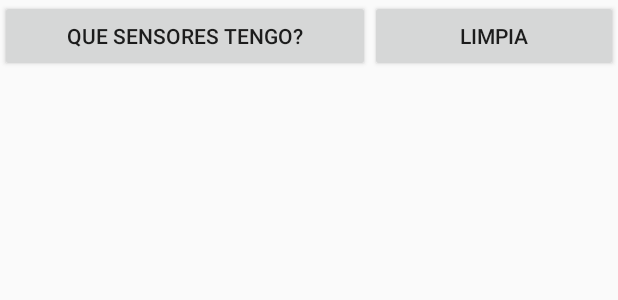
After one commit to CRIARD/CRIARD, an Android app: the layout main.xml on its own in the app's theme, with its tools: preview values and no code run, on a phone screen of 412 x 824 dp. The commit adds this screen. Shown: the top 300 px of the screen. Run offline under Robolectric (Android 15) with nearby library versions, the light colour scheme and no system bars.

Commit message:
Cargar Controlador de Sensonres

```diff
--- a/ANDROID/CRIArdApp2/app/src/main/java/app/criard/criardapp/CRIArdMainActivity.java
+++ b/ANDROID/CRIArdApp2/app/src/main/java/app/criard/criardapp/CRIArdMainActivity.java
@@ -40,7 +40,7 @@ public class CRIArdMainActivity extends AppCompatActivity {
                     return true;
                 case R.id.navigation_config:
 
-                    intent = new Intent(CRIArdMainActivity.this,menu_config.class);
+                    intent = new Intent(CRIArdMainActivity.this,MainActivity.class);
                     intent.putExtra("ruta",ruta);
                     startActivity(intent);
                     finish();
--- /dev/null
+++ b/ANDROID/CRIArdApp2/app/src/main/res/layout/main.xml
@@ -0,0 +1,102 @@
+<?xml version="1.0" encoding="utf-8"?>
+<LinearLayout xmlns:android="http://schemas.android.com/apk/res/android"
+    xmlns:ads="http://schemas.android.com/apk/lib/com.google.ads"
+    android:layout_width="fill_parent"
+    android:layout_height="fill_parent"
+    android:layout_weight="1"
+    android:keepScreenOn="true"
+    android:orientation="vertical" >
+
+    <LinearLayout
+        android:layout_width="fill_parent"
+        android:layout_height="wrap_content"
+        android:gravity="center"
+        android:orientation="horizontal" >
+
+        <Button
+            android:id="@+id/listado"
+            android:layout_width="0dp"
+            android:layout_height="wrap_content"
+            android:layout_weight="1.5"
+            android:padding="5dp"
+            android:text="Que sensores tengo?" />
+
+        <Button
+            android:id="@+id/limpia"
+            android:layout_width="0dp"
+            android:layout_height="fill_parent"
+            android:layout_weight="1"
+            android:padding="5dp"
+            android:text="Limpia" />
+    </LinearLayout>
+
+    <ScrollView
+        android:layout_width="fill_parent"
+        android:layout_height="0dp"
+        android:layout_weight="1"
+        android:orientation="vertical"
+        android:padding="10dp" >
+
+        <LinearLayout
+            android:layout_width="fill_parent"
+            android:layout_height="wrap_content"
+            android:orientation="vertical" >
+
+            <TextView
+                android:id="@+id/detecta"
+                android:layout_width="fill_parent"
+                android:layout_height="wrap_content" />
+
+            <TextView
+                android:id="@+id/acelerometro"
+                android:layout_width="fill_parent"
+                android:layout_height="wrap_content" />
+
+            <TextView
+                android:id="@+id/giroscopo"
+                android:layout_width="match_parent"
+                android:layout_height="wrap_content" />
+
+            <TextView
+                android:id="@+id/gravedad"
+                android:layout_width="fill_parent"
+                android:layout_height="wrap_content" />
+
+            <TextView
+                android:id="@+id/giro"
+                android:layout_width="fill_parent"
+                android:layout_height="wrap_content" />
+
+            <TextView
+                android:id="@+id/orientacion"
+                android:layout_width="fill_parent"
+                android:layout_height="wrap_content" />
+
+            <TextView
+                android:id="@+id/magnetic"
+                android:layout_width="fill_parent"
+                android:layout_height="wrap_content" />
+
+            <TextView
+                android:id="@+id/proximity"
+                android:layout_width="fill_parent"
+                android:layout_height="wrap_content" />
+
+            <TextView
+                android:id="@+id/luminosidad"
+                android:layout_width="fill_parent"
+                android:layout_height="wrap_content" />
+
+            <TextView
+                android:id="@+id/temperatura"
+                android:layout_width="fill_parent"
+                android:layout_height="wrap_content" />
+
+            <TextView
+                android:id="@+id/presion"
+                android:layout_width="fill_parent"
+                android:layout_height="wrap_content" />
+        </LinearLayout>
+    </ScrollView>
+
+</LinearLayout>
```
Also changed, not shown: ANDROID/CRIArdApp2/app/src/main/AndroidManifest.xml (+11 -1 lines), ANDROID/CRIArdApp2/app/src/main/java/app/criard/criardapp/ListaSensoresActivity.java (added, +65 -0 lines), ANDROID/CRIArdApp2/app/src/main/java/app/criard/criardapp/MainActivity.java (added, +326 -0 lines), ANDROID/CRIArdApp2/app/src/main/res/layout/activity_menu_cuna.xml (+13 -8 lines), ANDROID/CRIArdApp2/app/src/main/res/layout/list.xml (added, +7 -0 lines).
